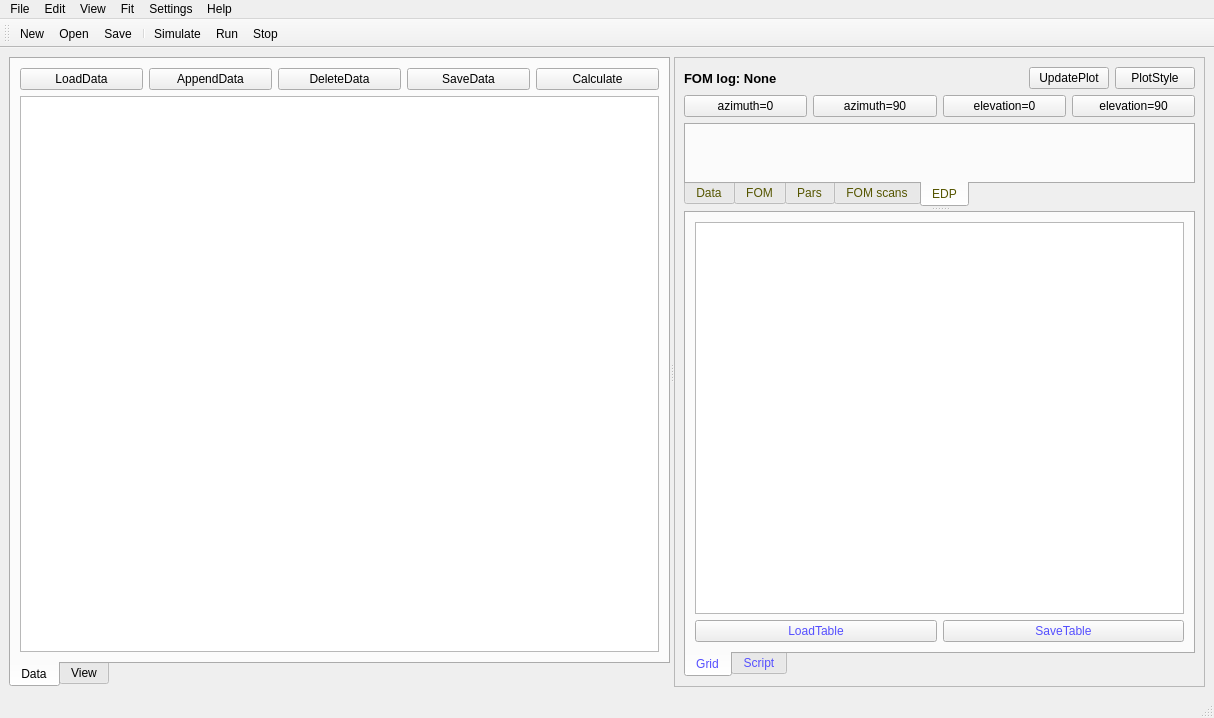
Before: the Qt Designer form scripts/SuperRod/superrod.ui in jackey-qiu/DaFy_P23, drawn with Qt 5.
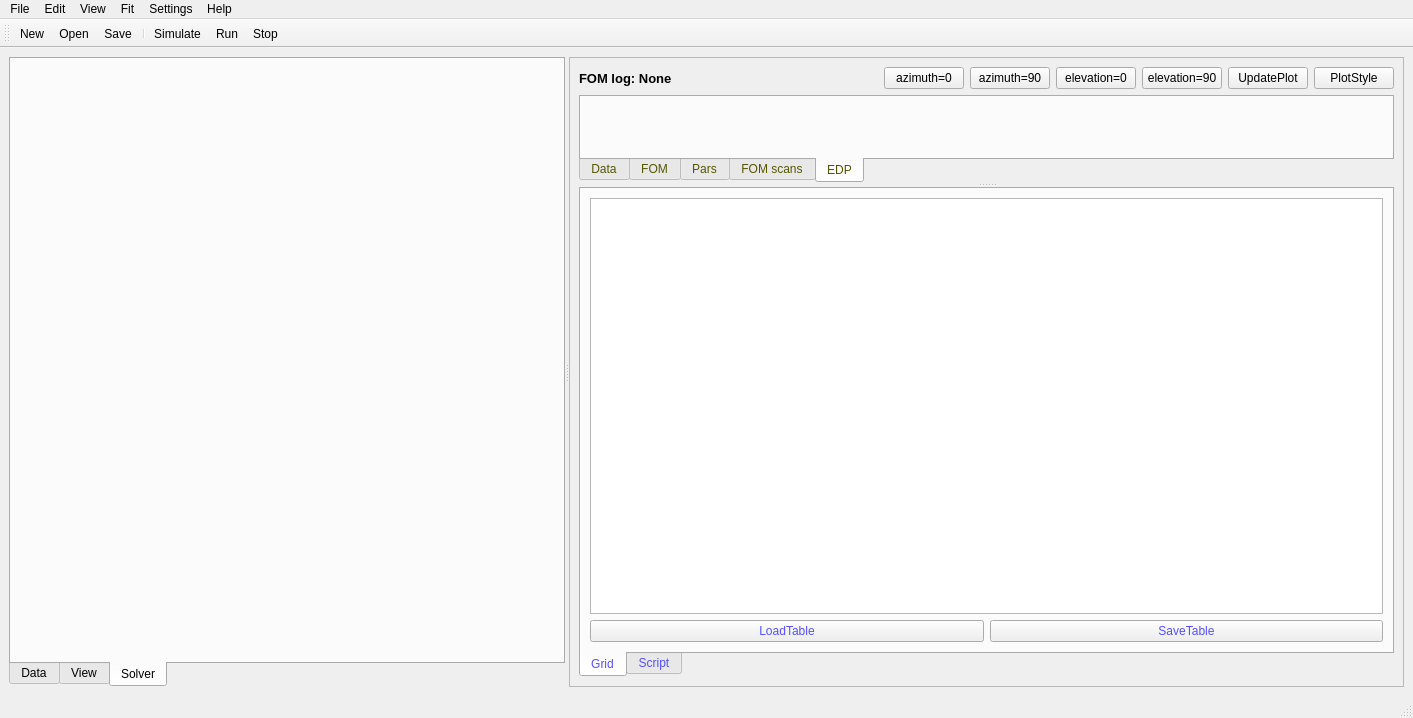
After: the same form once the commit is applied. Custom widgets are drawn as their Qt base class.

Commit message: add parameter tree to set solver parameters

Diff of the .ui file:
```diff
--- a/scripts/SuperRod/superrod.ui
+++ b/scripts/SuperRod/superrod.ui
@@ -6,7 +6,7 @@
    <rect>
     <x>0</x>
     <y>0</y>
-    <width>1214</width>
+    <width>1413</width>
     <height>718</height>
    </rect>
   </property>
@@ -28,7 +28,7 @@
         <enum>QTabWidget::South</enum>
        </property>
        <property name="currentIndex">
-        <number>0</number>
+        <number>2</number>
        </property>
        <widget class="QWidget" name="tab_5">
         <attribute name="title">
@@ -112,6 +112,16 @@
          </item>
         </layout>
        </widget>
+       <widget class="QWidget" name="tab_10">
+        <attribute name="title">
+         <string>Solver</string>
+        </attribute>
+        <layout class="QVBoxLayout" name="verticalLayout_6">
+         <item>
+          <widget class="SolverParameters" name="widget_solver" native="true"/>
+         </item>
+        </layout>
+       </widget>
       </widget>
       <widget class="QFrame" name="frame">
        <property name="frameShape">
@@ -151,22 +161,6 @@
            </spacer>
           </item>
           <item>
-           <widget class="QPushButton" name="pushButton_update_plot">
-            <property name="text">
-             <string>UpdatePlot</string>
-            </property>
-           </widget>
-          </item>
-          <item>
-           <widget class="QPushButton" name="pushButton_plot_style">
-            <property name="text">
-             <string>PlotStyle</string>
-            </property>
-           </widget>
-          </item>
-         </layout>
-        </item>
-        <item>
          <layout class="QHBoxLayout" name="horizontalLayout_9">
           <item>
            <widget class="QPushButton" name="pushButton_azimuth_0">
@@ -199,6 +193,22 @@
          </layout>
         </item>
         <item>
+           <widget class="QPushButton" name="pushButton_update_plot">
+            <property name="text">
+             <string>UpdatePlot</string>
+            </property>
+           </widget>
+          </item>
+          <item>
+           <widget class="QPushButton" name="pushButton_plot_style">
+            <property name="text">
+             <string>PlotStyle</string>
+            </property>
+           </widget>
+          </item>
+         </layout>
+        </item>
+        <item>
          <widget class="QSplitter" name="splitter">
           <property name="orientation">
            <enum>Qt::Vertical</enum>
@@ -356,7 +366,7 @@
     <rect>
      <x>0</x>
      <y>0</y>
-     <width>1214</width>
+     <width>1413</width>
      <height>22</height>
     </rect>
    </property>
@@ -474,6 +484,12 @@
    <header>glview.h</header>
    <container>1</container>
   </customwidget>
+  <customwidget>
+   <class>SolverParameters</class>
+   <extends>QWidget</extends>
+   <header location="global">parameter_tree.h</header>
+   <container>1</container>
+  </customwidget>
  </customwidgets>
  <resources/>
  <connections/>
```
Lines whose indentation alone changed are shown as unchanged. The commit also changes 5 other files.
